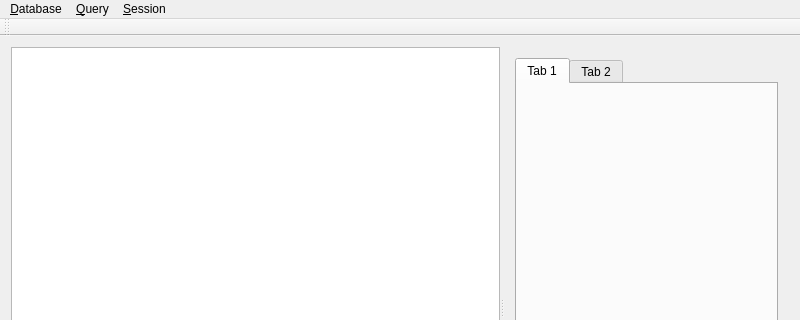
mugiseyebrows/mugi-query, file mainwindow.ui: the form before one commit; both pictures show x 0 to 800 and y 0 to 320 of the 800 by 600 pixel window.
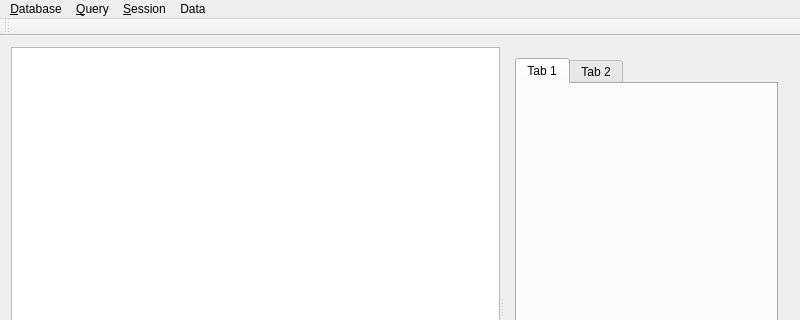
The form after the commit.

Patch:
```diff
--- a/mainwindow.ui
+++ b/mainwindow.ui
@@ -82,9 +82,17 @@
     <addaction name="addSession"/>
     <addaction name="removeSession"/>
    </widget>
+   <widget class="QMenu" name="menuData_2">
+    <property name="title">
+     <string>Data</string>
+    </property>
+    <addaction name="dataSave"/>
+    <addaction name="dataCopy"/>
+   </widget>
    <addaction name="menuDatabase"/>
    <addaction name="menuData"/>
    <addaction name="menu_Session"/>
+   <addaction name="menuData_2"/>
   </widget>
   <widget class="QToolBar" name="mainToolBar">
    <attribute name="toolBarArea">
```
Left out of the diff: 19 changed lines with no effect on the pictures.
